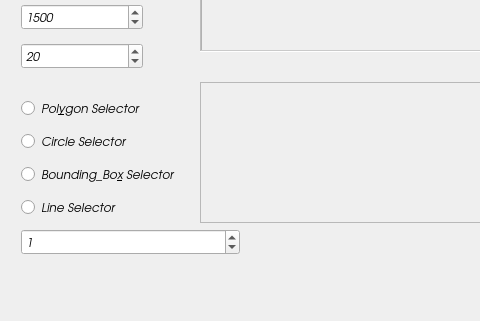
The window that tool.ui (mrl-hsl/mrlAnnotation) describes before a commit, drawn with Qt 5; both pictures show x 0 to 480 and y 418 to 739 of the 1518 by 739 pixel window.
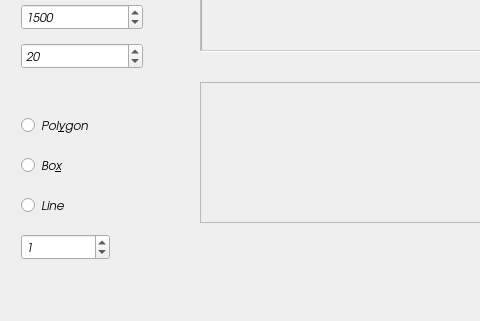
The same window after the commit. Icons and pictures are not drawn. Custom widgets are drawn as their Qt base class.

Commit message: add polygon selector & fix minor bugs

Diff of the .ui file:
```diff
--- a/tool.ui
+++ b/tool.ui
@@ -299,8 +299,8 @@
     <property name="geometry">
      <rect>
       <x>10</x>
-      <y>500</y>
-      <width>241</width>
+      <y>510</y>
+      <width>111</width>
       <height>191</height>
      </rect>
     </property>
@@ -308,28 +308,21 @@
      <item>
       <widget class="QRadioButton" name="s_polygon">
        <property name="text">
-        <string>Pol&amp;ygon Selector</string>
-       </property>
-      </widget>
-     </item>
-     <item>
-      <widget class="QRadioButton" name="s_circle">
-       <property name="text">
-        <string>Circle Selector</string>
+        <string>Pol&amp;ygon</string>
        </property>
       </widget>
      </item>
      <item>
       <widget class="QRadioButton" name="s_box">
        <property name="text">
-        <string>Bounding_Bo&amp;x Selector</string>
+        <string>Bo&amp;x</string>
        </property>
       </widget>
      </item>
      <item>
       <widget class="QRadioButton" name="s_line">
        <property name="text">
-        <string>Line Selector</string>
+        <string>Line</string>
        </property>
       </widget>
      </item>
```
The commit also changes 18 other files.
